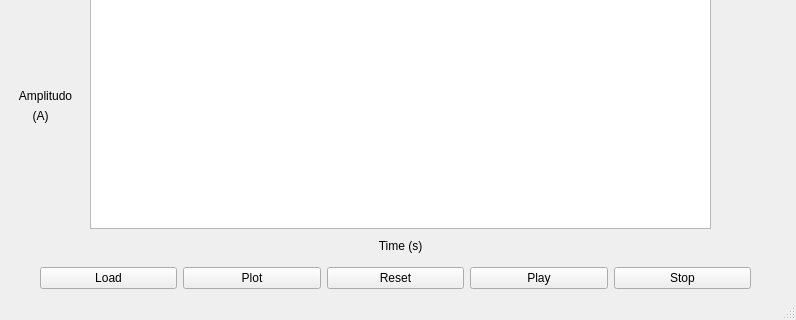
First picture: the form in design_Equalizer.ui, repository TynClause/Equalizer-Audio-Python, before the edit; both pictures show x 0 to 796 and y 392 to 712 of the 796 by 712 pixel window.
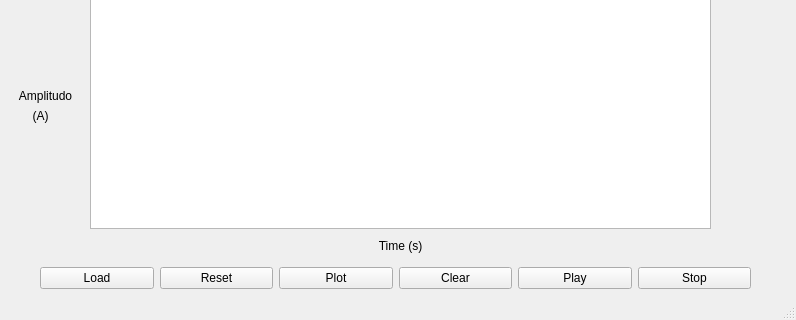
Second picture: the form after the edit.

Commit message: add clear button

```diff
--- a/design_Equalizer.ui
+++ b/design_Equalizer.ui
@@ -255,6 +255,13 @@
        </property>
       </widget>
      </item>
+     <item>
+      <widget class="QPushButton" name="pushButton_6">
+       <property name="text">
+        <string>Reset</string>
+       </property>
+      </widget>
+     </item>
      <item>
       <widget class="QPushButton" name="pushButton_2">
        <property name="text">
@@ -265,7 +272,7 @@
      <item>
       <widget class="QPushButton" name="pushButton_3">
        <property name="text">
-        <string>Reset</string>
+        <string>Clear</string>
        </property>
       </widget>
      </item>
```
The commit also changes 1 other file.
